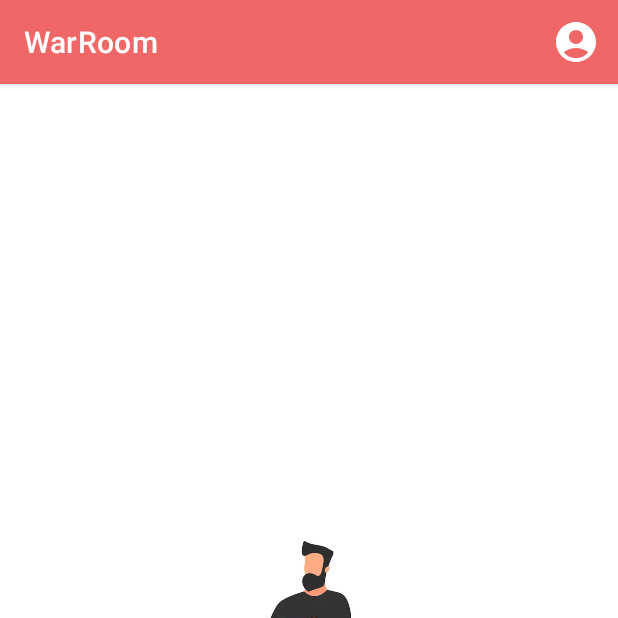
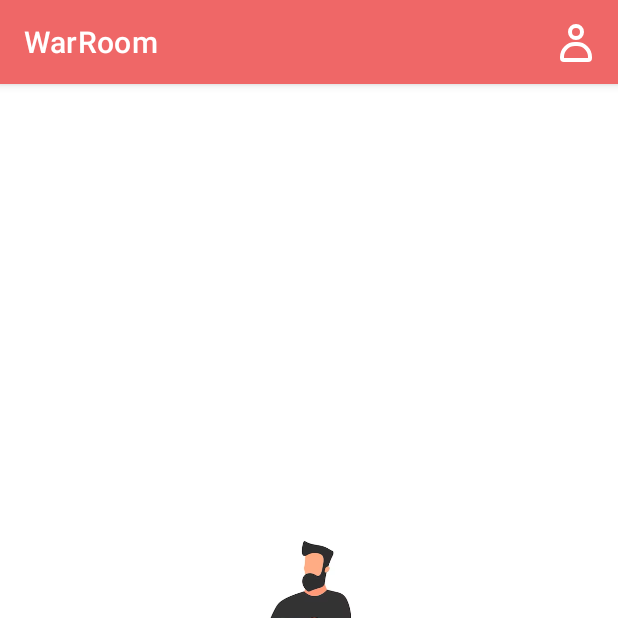
Before and after one commit to GetMetamorph/WarRoom, an Android app: the HomeActivity screen opened directly, with no data from a screen before it, on a phone screen of 412 x 824 dp, the top half of it. Run offline under Robolectric (Android 15) with nearby library versions, the phone set to English and light mode, and no system bars.

Commit message:
update profile image

```diff
--- a/app/src/main/res/drawable/baseline_account_circle_48.xml
+++ b/app/src/main/res/drawable/baseline_account_circle_48.xml
@@ -1,9 +1,16 @@
 <vector xmlns:android="http://schemas.android.com/apk/res/android"
-    android:width="48dp"
-    android:height="48dp"
+    android:width="800dp"
+    android:height="800dp"
     android:viewportWidth="24"
     android:viewportHeight="24">
   <path
-      android:fillColor="@android:color/white"
-      android:pathData="M12,2C6.48,2 2,6.48 2,12s4.48,10 10,10s10,-4.48 10,-10S17.52,2 12,2zM12,6c1.93,0 3.5,1.57 3.5,3.5S13.93,13 12,13s-3.5,-1.57 -3.5,-3.5S10.07,6 12,6zM12,20c-2.03,0 -4.43,-0.82 -6.14,-2.88C7.55,15.8 9.68,15 12,15s4.45,0.8 6.14,2.12C16.43,19.18 14.03,20 12,20z"/>
+      android:pathData="M15,7C15,8.657 13.657,10 12,10C10.343,10 9,8.657 9,7C9,5.343 10.343,4 12,4C13.657,4 15,5.343 15,7Z"
+      android:strokeWidth="2"
+      android:fillColor="#00000000"
+      android:strokeColor="#FFFFFF"/>
+  <path
+      android:pathData="M5,19.5C5,15.91 7.91,13 11.5,13H12.5C16.09,13 19,15.91 19,19.5V20C19,20.552 18.552,21 18,21H6C5.448,21 5,20.552 5,20V19.5Z"
+      android:strokeWidth="2"
+      android:fillColor="#00000000"
+      android:strokeColor="#FFFFFF"/>
 </vector>
```
Also changed, not shown: app/src/main/res/drawable/baseline_account_circle_18.xml (deleted, +0 -10 lines), app/src/main/res/drawable/baseline_account_circle_20.xml (deleted, +0 -10 lines).
